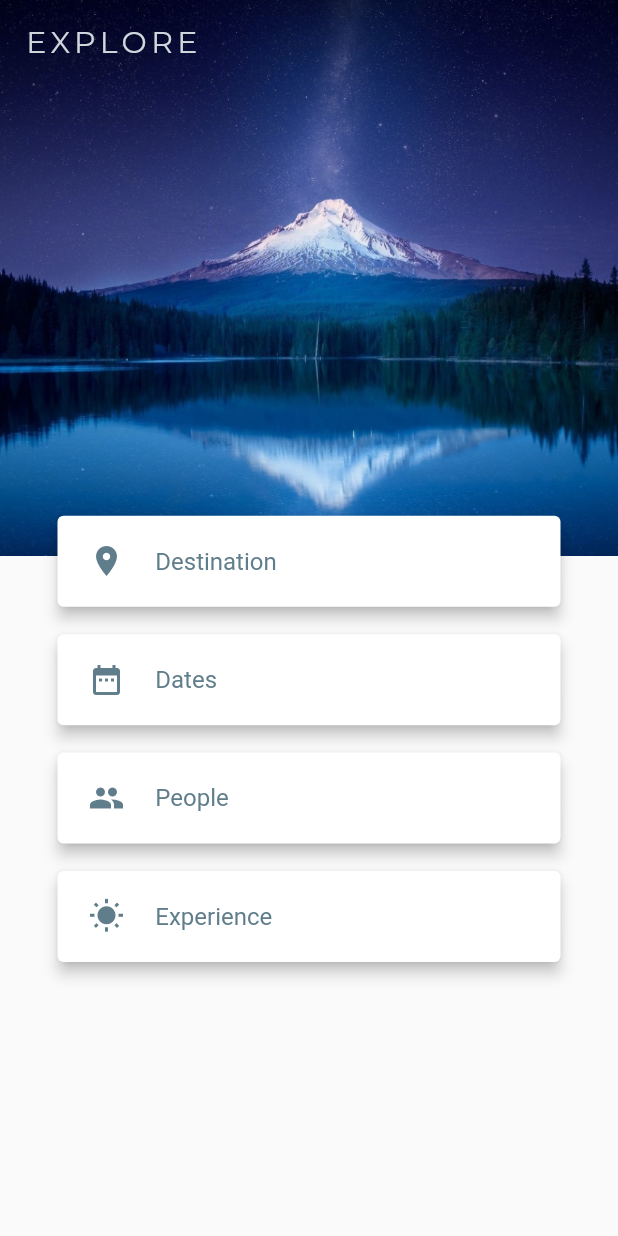
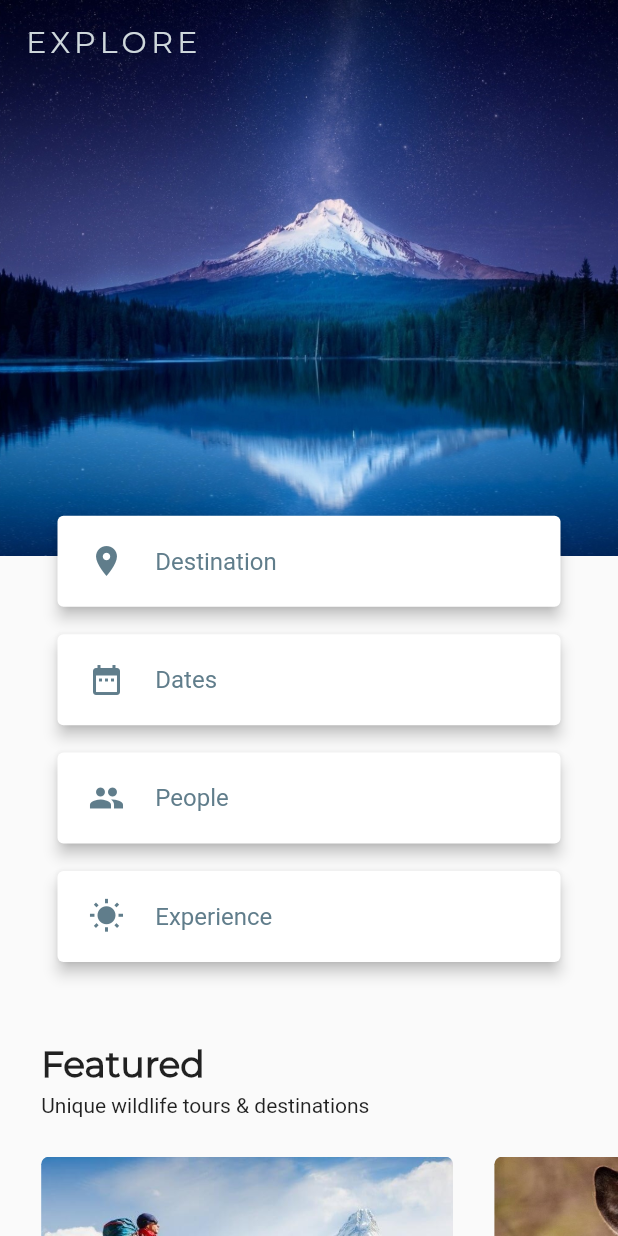
Before and after one commit to Lone-Wolf17/explore_flutter_web, a Flutter app: the screen it shows after launch, on a phone screen of 412 x 824 dp. Run offline on Flutter 3.47's test engine with Material 2 defaults, Android fonts, the phone set to English and light mode, and no system bars.

Commit message:
** Featured Section Built  * Section Heading  * Features Section Tiles

```diff
--- a/lib/views/home_page.dart
+++ b/lib/views/home_page.dart
@@ -1,4 +1,6 @@
 import 'package:explore_flutter_web/constants/app_constanst.dart';
+import 'package:explore_flutter_web/widgets/featured_heading.dart';
+import 'package:explore_flutter_web/widgets/featured_tiles.dart';
 import 'package:explore_flutter_web/widgets/floating_quick_access_bar.dart';
 import 'package:explore_flutter_web/widgets/responsive_widget.dart';
 import 'package:explore_flutter_web/widgets/top_bar_contents.dart';
@@ -69,6 +71,13 @@ class _HomePageState extends State<HomePage> {
               Column(
                 children: [
                   FloatingQuickAccessBar(screenSize: screenSize),
+                  Column(
+                    mainAxisSize: MainAxisSize.min,
+                    children: [
+                      FeaturedHeading(screenSize: screenSize),
+                      FeaturedTiles(screenSize: screenSize)
+                    ],
+                  )
                 ],
               )
             ]),
--- /dev/null
+++ b/lib/widgets/featured_heading.dart
@@ -0,0 +1,48 @@
+import 'package:explore_flutter_web/constants/app_constanst.dart';
+import 'package:explore_flutter_web/widgets/responsive_widget.dart';
+import 'package:flutter/material.dart';
+
+class FeaturedHeading extends StatelessWidget {
+  const FeaturedHeading({Key? key, required this.screenSize})
+      : super(key: key);
+
+  final Size screenSize;
+
+  @override
+  Widget build(BuildContext context) {
+    return Padding(
+      padding: EdgeInsets.only(
+        top: screenSize.height * 0.06,
+        left: screenSize.width / 15,
+        right: screenSize.width / 15
+      ),
+      child: ResponsiveWidget.isSmallScreen(context) ? Column(
+        crossAxisAlignment: CrossAxisAlignment.start,
+        mainAxisAlignment: MainAxisAlignment.start,
+        mainAxisSize: MainAxisSize.min,
+        children: [
+          Row(),
+          const Text('Featured', style: TextStyle(
+            fontSize: 24,
+            fontFamily: AppConstants.montserratFontFamily,
+            fontWeight: FontWeight.bold
+          )),
+          const SizedBox(height: 5),
+          const Text('Unique wildlife tours & destinations', textAlign: TextAlign.end),
+          const SizedBox(height: 10),
+        ],
+      ) : Row (
+        mainAxisSize: MainAxisSize.max,
+        mainAxisAlignment: MainAxisAlignment.start,
+        children: const [
+          Text('Featured', style: TextStyle(
+           fontSize: 40,
+           fontFamily: AppConstants.montserratFontFamily,
+           fontWeight: FontWeight.bold
+          )),
+          Expanded(child: Text('Unique wildlife tours & destinations', textAlign: TextAlign.end))
+        ],
+      )
+    );
+  }
+}
--- /dev/null
+++ b/lib/widgets/featured_tiles.dart
@@ -0,0 +1,94 @@
+import 'package:explore_flutter_web/constants/app_constanst.dart';
+import 'package:explore_flutter_web/widgets/responsive_widget.dart';
+import 'package:flutter/material.dart';
+
+class FeaturedTiles extends StatelessWidget {
+  const FeaturedTiles({Key? key, required this.screenSize})
+      : super(key: key);
+
+  final Size screenSize;
+
+  final List<String> assets = const [
+    'assets/images/trekking.jpg',
+    'assets/images/animals.jpg',
+    'assets/images/photography.jpeg',
+  ];
+
+  final List<String> title = const ['Trekking', 'Animals', 'Photography'];
+
+  @override
+  Widget build(BuildContext context) {
+    return ResponsiveWidget.isSmallScreen(context)
+        ? SingleChildScrollView(
+            padding: EdgeInsets.only(top: screenSize.height / 50),
+            scrollDirection: Axis.horizontal,
+            child: Row(
+              mainAxisAlignment: MainAxisAlignment.start,
+              children: [
+                SizedBox(width: screenSize.width / 15),
+                ...Iterable<int>.generate(assets.length).map((pageIndex) => Row(
+                      children: [
+                        Column(
+                          crossAxisAlignment: CrossAxisAlignment.start,
+                          children: [
+                            SizedBox(
+                              height: screenSize.width / 2.5,
+                              width: screenSize.width / 1.5,
+                              child: ClipRRect(
+                                borderRadius: BorderRadius.circular(5),
+                                child: Image.asset(assets[pageIndex],
+                                    fit: BoxFit.cover),
+                              ),
+                            ),
+                            Padding(
+                                padding: EdgeInsets.only(
+                                    top: screenSize.height / 70),
+                                child: Text(title[pageIndex],
+                                    style: const TextStyle(
+                                        fontSize: 16,
+                                        fontFamily:
+                                            AppConstants.montserratFontFamily,
+                                        fontWeight: FontWeight.w500)))
+                          ],
+                        ),
+                        SizedBox(width: screenSize.width / 15)
+                      ],
+                    ))
+              ],
+            ),
+          )
+        : Padding(
+            padding: EdgeInsets.only(
+                top: screenSize.height * 0.06,
+                left: screenSize.width / 15,
+                right: screenSize.width / 15),
+            child: Row(
+              mainAxisAlignment: MainAxisAlignment.spaceBetween,
+              children: [
+                ...Iterable<int>.generate(assets.length)
+                    .map((pageIndex) => Column(
+                          children: [
+                            SizedBox(
+                                height: screenSize.width / 6,
+                                width: screenSize.width / 3.8,
+                                child: ClipRRect(
+                                  borderRadius: BorderRadius.circular(5),
+                                  child: Image.asset(assets[pageIndex],
+                                      fit: BoxFit.cover),
+                                )),
+                            Padding(
+                                padding: EdgeInsets.only(
+                                    top: screenSize.height / 70),
+                                child: Text(title[pageIndex],
+                                    style: const TextStyle(
+                                        fontSize: 16,
+                                        fontFamily:
+                                            AppConstants.montserratFontFamily,
+                                        fontWeight: FontWeight.w500)))
+                          ],
+                        ))
+              ],
+            ),
+          );
+  }
+}
```
